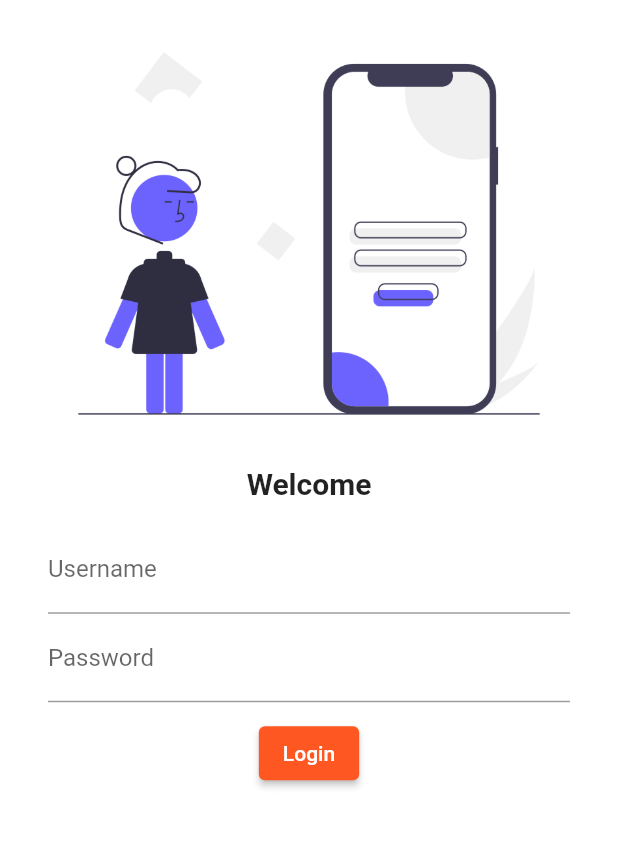
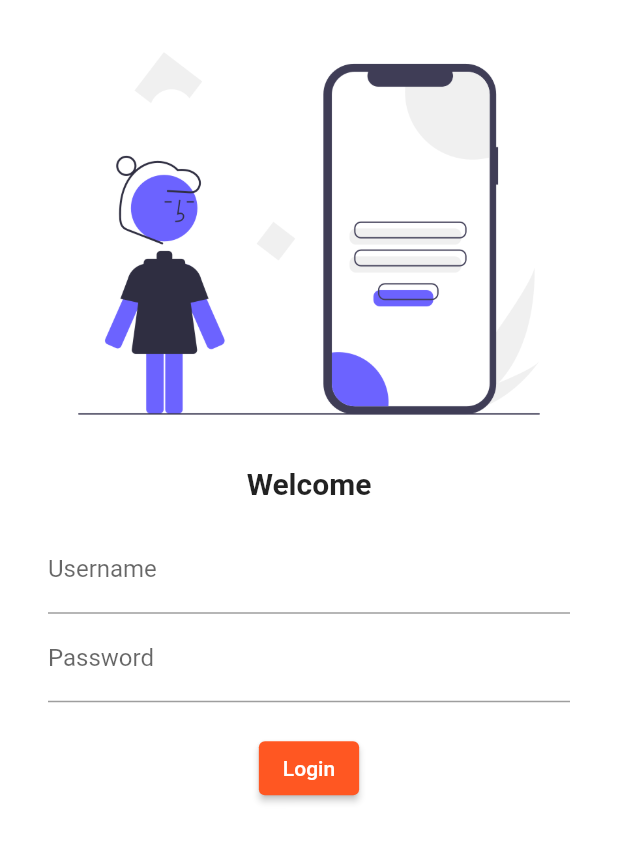
Before and after one commit to CAGAR-1/Catalog, a Flutter app: the screen it shows after launch, on a phone screen of 412 x 824 dp. Shown: the top 842 px of the screen. Run offline on Flutter 3.47's test engine with Material 2 defaults, Android fonts, the phone set to English and light mode, and no system bars; our stand-ins replace google_fonts; Roboto replaces fonts that are missing (Kadwa).

Commit message:
fix Login

```diff
--- a/lib/main.dart
+++ b/lib/main.dart
@@ -1,5 +1,6 @@
 import 'package:ecommerce/pages/LoginPage.dart';
 import 'package:ecommerce/pages/home_page.dart';
+import 'package:ecommerce/utils/route.dart';
 import 'package:flutter/material.dart';
 import 'package:google_fonts/google_fonts.dart';
 
@@ -19,8 +20,8 @@ class MyApp extends StatelessWidget {
           fontFamily: GoogleFonts.kadwa().fontFamily),
       routes: {
         "/": (context) => LoginPage(),
-        "/home": (context) => HomePage(),
-        "/login": (context) => LoginPage()
+        route.homeRoute: (context) => HomePage(),
+        route.loginRoute: (context) => LoginPage()
       },
     );
   }
--- a/lib/pages/LoginPage.dart
+++ b/lib/pages/LoginPage.dart
@@ -1,3 +1,5 @@
+import 'package:ecommerce/pages/home_page.dart';
+import 'package:ecommerce/utils/route.dart';
 import 'package:flutter/material.dart';
 
 class LoginPage extends StatelessWidget {
@@ -7,6 +9,7 @@ class LoginPage extends StatelessWidget {
   Widget build(BuildContext context) {
     return Material(
         color: Colors.white,
+        child: SingleChildScrollView(
           child: Column(
             children: [
               Image.asset(
@@ -18,8 +21,8 @@ class LoginPage extends StatelessWidget {
                 style: TextStyle(fontSize: 20, fontWeight: FontWeight.bold),
               ),
               Padding(
-              padding:
-                  const EdgeInsets.symmetric(vertical: 16.0, horizontal: 32.0),
+                padding: const EdgeInsets.symmetric(
+                    vertical: 16.0, horizontal: 32.0),
                 child: Column(
                   children: [
                     TextFormField(
@@ -32,17 +35,21 @@ class LoginPage extends StatelessWidget {
                           hintText: "Enter Password", labelText: "Password"),
                     ),
                     SizedBox(
-                    height: 10,
+                      height: 20,
                     ),
                     ElevatedButton(
                       onPressed: () {
-                        print("Hello world");
+                        Navigator.pushNamed(context, route.homeRoute);
                       },
-                      child: Text("Login"))
+                      child: Text("Login"),
+
+                    ),
+
                   ],
                 ),
               )
             ],
+          ),
         ));
   }
 }
--- a/lib/pages/home_page.dart
+++ b/lib/pages/home_page.dart
@@ -1,4 +1,5 @@
 import 'package:flutter/material.dart';
+
 class HomePage extends StatelessWidget {
   const HomePage({super.key});
 
@@ -9,23 +10,13 @@ class HomePage extends StatelessWidget {
         appBar: AppBar(
           centerTitle: true,
           title: Text("Its my first demo APP"),
-
         ),
         body: Center(
           child: Container(
             child: Text("Hello"),
           ),
-
         ),
-       drawer: Drawer(),
       ),
-
-
-
-
-
-
-
     );
   }
 }
--- /dev/null
+++ b/lib/utils/route.dart
@@ -0,0 +1,4 @@
+class route {
+  static String loginRoute = "/login";
+  static String homeRoute = "/home";
+}
```
Lines whose indentation alone changed are shown as unchanged.
